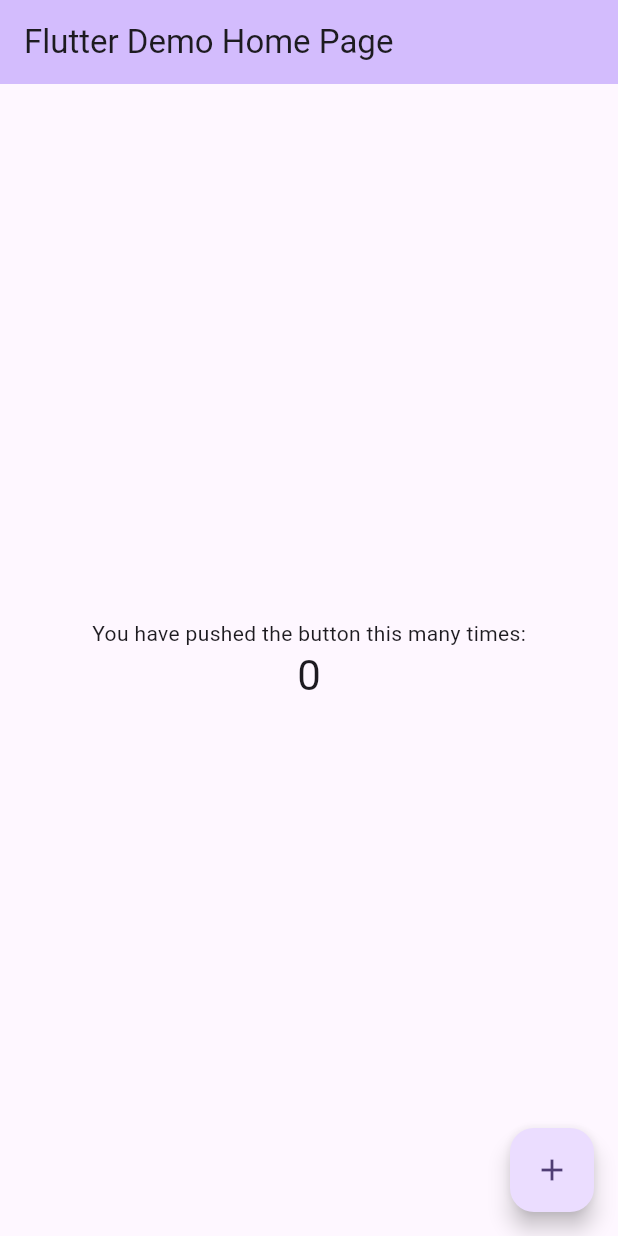
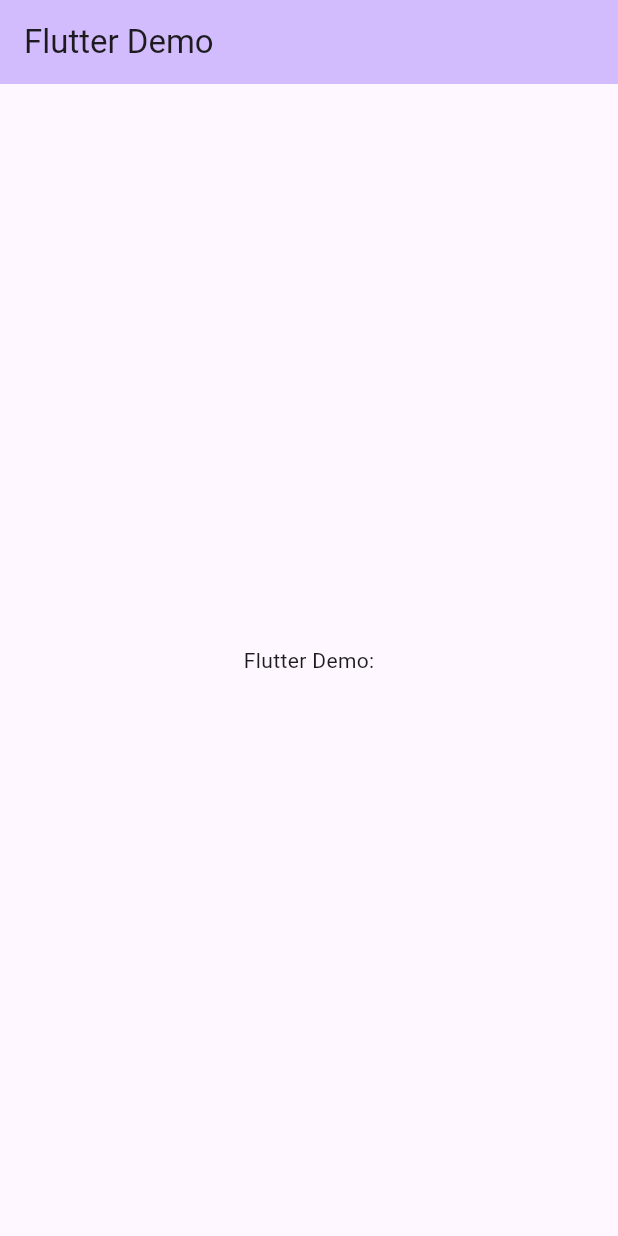
Before and after one commit to vaibhav-xi/PrivyPad, a Flutter app: the screen it shows after launch, on a phone screen of 412 x 824 dp. Run offline on Flutter 3.47's test engine with Material 3 defaults, Android fonts, the phone set to English and light mode, and no system bars.

Commit message:
Flutter Demo

```diff
--- a/lib/main.dart
+++ b/lib/main.dart
@@ -13,40 +13,16 @@
     return MaterialApp(
       title: 'Flutter Demo',
       theme: ThemeData(
-        // This is the theme of your application.
-        //
-        // TRY THIS: Try running your application with "flutter run". You'll see
-        // the application has a purple toolbar. Then, without quitting the app,
-        // try changing the seedColor in the colorScheme below to Colors.green
-        // and then invoke "hot reload" (save your changes or press the "hot
-        // reload" button in a Flutter-supported IDE, or press "r" if you used
-        // the command line to start the app).
-        //
-        // Notice that the counter didn't reset back to zero; the application
-        // state is not lost during the reload. To reset the state, use hot
-        // restart instead.
-        //
-        // This works for code too, not just values: Most code changes can be
-        // tested with just a hot reload.
         colorScheme: ColorScheme.fromSeed(seedColor: Colors.deepPurple),
         useMaterial3: true,
       ),
-      home: const MyHomePage(title: 'Flutter Demo Home Page'),
+      home: const MyHomePage(title: 'Flutter Demo'),
     );
   }
 }
 
 class MyHomePage extends StatefulWidget {
   const MyHomePage({super.key, required this.title});
-
-  // This widget is the home page of your application. It is stateful, meaning
-  // that it has a State object (defined below) that contains fields that affect
-  // how it looks.
-
-  // This class is the configuration for the state. It holds the values (in this
-  // case the title) provided by the parent (in this case the App widget) and
-  // used by the build method of the State. Fields in a Widget subclass are
-  // always marked "final".
 
   final String title;
 
@@ -55,71 +31,24 @@
 }
 
 class _MyHomePageState extends State<MyHomePage> {
-  int _counter = 0;
-
-  void _incrementCounter() {
-    setState(() {
-      // This call to setState tells the Flutter framework that something has
-      // changed in this State, which causes it to rerun the build method below
-      // so that the display can reflect the updated values. If we changed
-      // _counter without calling setState(), then the build method would not be
-      // called again, and so nothing would appear to happen.
-      _counter++;
-    });
-  }
 
   @override
   Widget build(BuildContext context) {
-    // This method is rerun every time setState is called, for instance as done
-    // by the _incrementCounter method above.
-    //
-    // The Flutter framework has been optimized to make rerunning build methods
-    // fast, so that you can just rebuild anything that needs updating rather
-    // than having to individually change instances of widgets.
     return Scaffold(
       appBar: AppBar(
-        // TRY THIS: Try changing the color here to a specific color (to
-        // Colors.amber, perhaps?) and trigger a hot reload to see the AppBar
-        // change color while the other colors stay the same.
         backgroundColor: Theme.of(context).colorScheme.inversePrimary,
-        // Here we take the value from the MyHomePage object that was created by
-        // the App.build method, and use it to set our appbar title.
         title: Text(widget.title),
       ),
-      body: Center(
-        // Center is a layout widget. It takes a single child and positions it
-        // in the middle of the parent.
+      body: const Center(
         child: Column(
-          // Column is also a layout widget. It takes a list of children and
-          // arranges them vertically. By default, it sizes itself to fit its
-          // children horizontally, and tries to be as tall as its parent.
-          //
-          // Column has various properties to control how it sizes itself and
-          // how it positions its children. Here we use mainAxisAlignment to
-          // center the children vertically; the main axis here is the vertical
-          // axis because Columns are vertical (the cross axis would be
-          // horizontal).
-          //
-          // TRY THIS: Invoke "debug painting" (choose the "Toggle Debug Paint"
-          // action in the IDE, or press "p" in the console), to see the
-          // wireframe for each widget.
           mainAxisAlignment: MainAxisAlignment.center,
           children: <Widget>[
-            const Text(
-              'You have pushed the button this many times:',
-            ),
             Text(
-              '$_counter',
-              style: Theme.of(context).textTheme.headlineMedium,
+              'Flutter Demo:',
             ),
           ],
         ),
-      ),
-      floatingActionButton: FloatingActionButton(
-        onPressed: _incrementCounter,
-        tooltip: 'Increment',
-        child: const Icon(Icons.add),
-      ), // This trailing comma makes auto-formatting nicer for build methods.
+      ),// This trailing comma makes auto-formatting nicer for build methods.
     );
   }
 }
```
